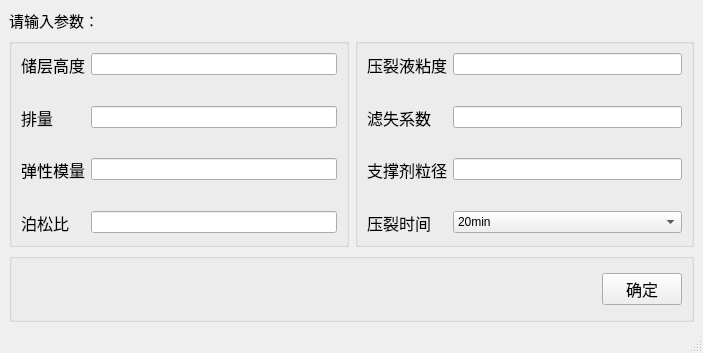
Old version of the form pythonProject2/mainWin_2_UI_input_1.ui in the repository zihuaiyou/pythonProject2.
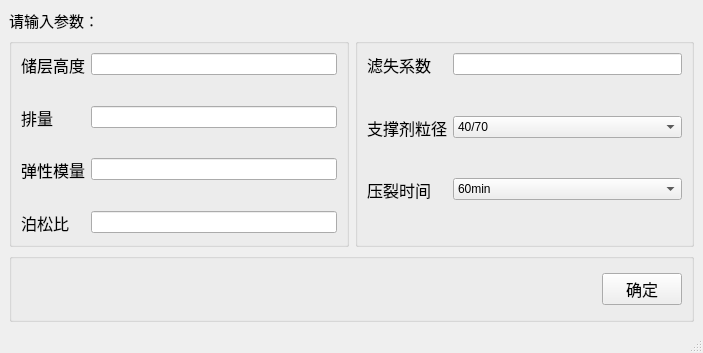
New version of the form.

The edit to the form file:
```diff
--- a/pythonProject2/mainWin_2_UI_input_1.ui
+++ b/pythonProject2/mainWin_2_UI_input_1.ui
@@ -149,10 +149,7 @@
          <string/>
         </property>
         <layout class="QFormLayout" name="formLayout_2">
-         <item row="0" column="1">
-          <widget class="QLineEdit" name="lineEdit_res_thick"/>
-         </item>
-         <item row="2" column="0">
+         <item row="0" column="0">
           <widget class="QLabel" name="label_11">
            <property name="font">
             <font>
@@ -165,10 +162,23 @@
            </property>
           </widget>
          </item>
-         <item row="2" column="1">
-          <widget class="QLineEdit" name="lineEdit_height_ratio"/>
+         <item row="0" column="1">
+          <widget class="QLineEdit" name="lineEdit_filt"/>
          </item>
-         <item row="4" column="0">
+         <item row="1" column="0">
+          <spacer name="verticalSpacer_2">
+           <property name="orientation">
+            <enum>Qt::Vertical</enum>
+           </property>
+           <property name="sizeHint" stdset="0">
+            <size>
+             <width>20</width>
+             <height>40</height>
+            </size>
+           </property>
+          </spacer>
+         </item>
+         <item row="2" column="0">
           <widget class="QLabel" name="label_12">
            <property name="font">
             <font>
@@ -180,10 +190,39 @@
            </property>
           </widget>
          </item>
-         <item row="4" column="1">
-          <widget class="QLineEdit" name="lineEdit_frac_len"/>
+         <item row="2" column="1">
+          <widget class="QComboBox" name="comboBox_size">
+           <item>
+            <property name="text">
+             <string>40/70</string>
+            </property>
+           </item>
+           <item>
+            <property name="text">
+             <string>70/140</string>
+            </property>
+           </item>
+           <item>
+            <property name="text">
+             <string>40/70-70/140</string>
+            </property>
+           </item>
+          </widget>
          </item>
-         <item row="6" column="0">
+         <item row="3" column="0">
+          <spacer name="verticalSpacer_3">
+           <property name="orientation">
+            <enum>Qt::Vertical</enum>
+           </property>
+           <property name="sizeHint" stdset="0">
+            <size>
+             <width>20</width>
+             <height>40</height>
+            </size>
+           </property>
+          </spacer>
+         </item>
+         <item row="4" column="0">
           <widget class="QLabel" name="label_13">
            <property name="font">
             <font>
@@ -195,57 +234,8 @@
            </property>
           </widget>
          </item>
-         <item row="1" column="0">
-          <spacer name="verticalSpacer">
-           <property name="orientation">
-            <enum>Qt::Vertical</enum>
-           </property>
-           <property name="sizeHint" stdset="0">
-            <size>
-             <width>20</width>
-             <height>40</height>
-            </size>
-           </property>
-          </spacer>
-         </item>
-         <item row="3" column="0">
-          <spacer name="verticalSpacer_2">
-           <property name="orientation">
-            <enum>Qt::Vertical</enum>
-           </property>
-           <property name="sizeHint" stdset="0">
-            <size>
-             <width>20</width>
-             <height>40</height>
-            </size>
-           </property>
-          </spacer>
-         </item>
-         <item row="5" column="0">
-          <spacer name="verticalSpacer_3">
-           <property name="orientation">
-            <enum>Qt::Vertical</enum>
-           </property>
-           <property name="sizeHint" stdset="0">
-            <size>
-             <width>20</width>
-             <height>40</height>
-            </size>
-           </property>
-          </spacer>
-         </item>
-         <item row="6" column="1">
-          <widget class="QComboBox" name="comboBox">
-           <item>
-            <property name="text">
-             <string>20min</string>
-            </property>
-           </item>
-           <item>
-            <property name="text">
-             <string>40min</string>
-            </property>
-           </item>
+         <item row="4" column="1">
+          <widget class="QComboBox" name="comboBox_time">
            <item>
             <property name="text">
              <string>60min</string>
@@ -253,18 +243,18 @@
            </item>
           </widget>
          </item>
-         <item row="0" column="0">
-          <widget class="QLabel" name="label_14">
-           <property name="font">
-            <font>
-             <family>新宋体</family>
-             <pointsize>12</pointsize>
-            </font>
+         <item row="5" column="0">
+          <spacer name="verticalSpacer_4">
+           <property name="orientation">
+            <enum>Qt::Vertical</enum>
            </property>
-           <property name="text">
-            <string>压裂液粘度</string>
+           <property name="sizeHint" stdset="0">
+            <size>
+             <width>20</width>
+             <height>40</height>
+            </size>
            </property>
-          </widget>
+          </spacer>
          </item>
         </layout>
        </widget>
```
Left out of the diff: 39 changed lines with no effect on the pictures.
